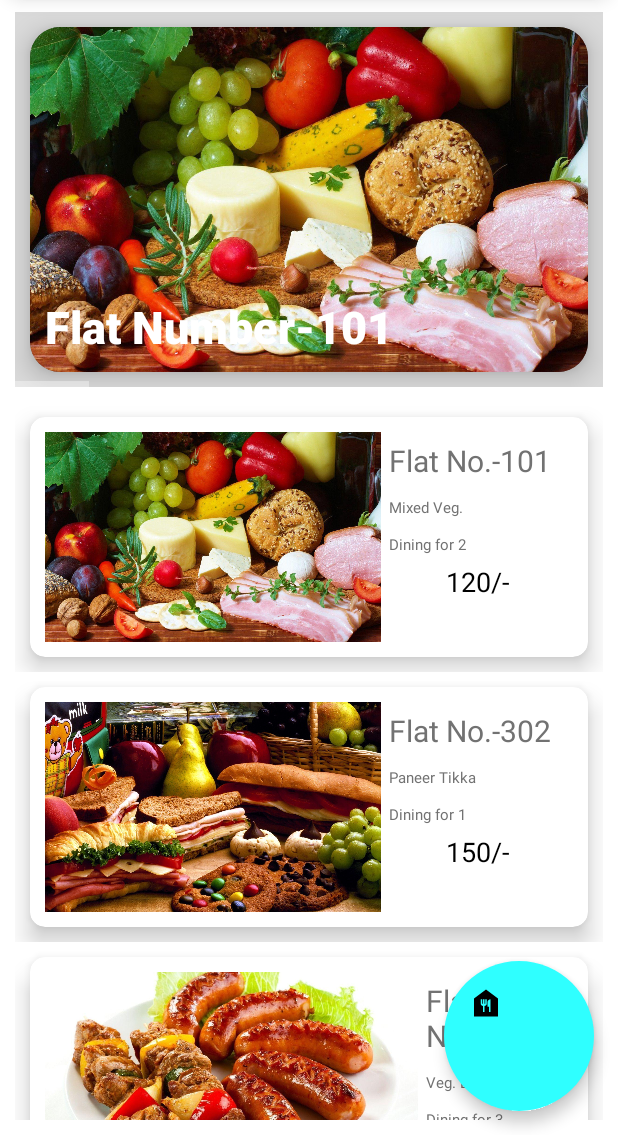
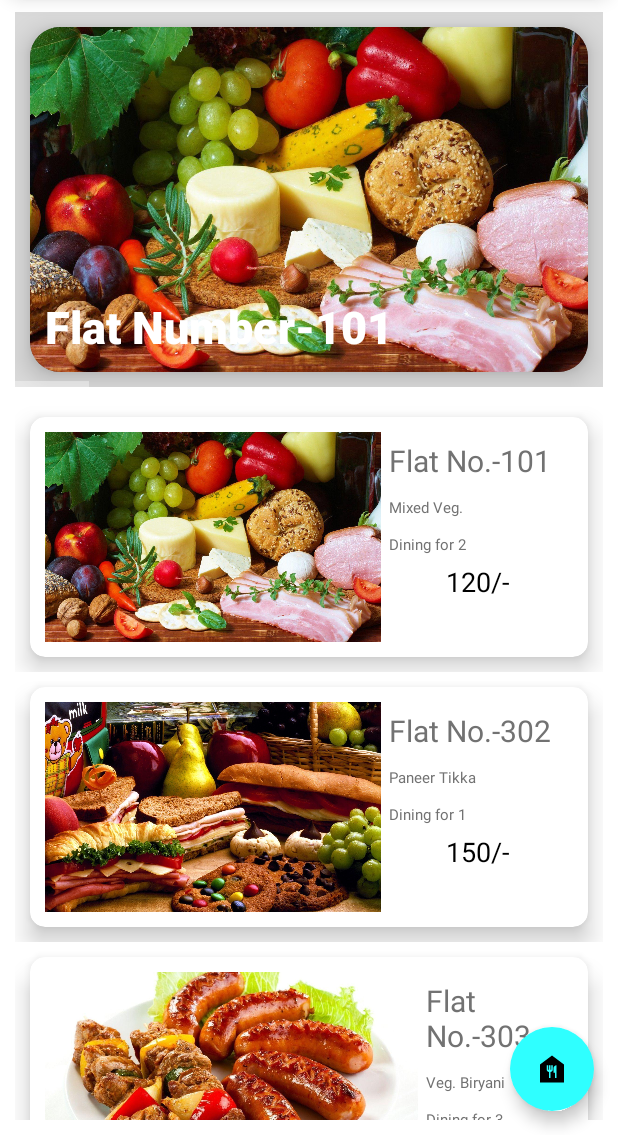
Before and after one commit to DhruvChaurasia9403/haveit, an Android app built with Jetpack Compose: the MainActivity5 screen opened directly, with no data from a screen before it, on a phone screen of 412 x 824 dp, the part 101-1236 px from its top. Run offline under Robolectric (Android 15) with nearby library versions, the phone set to English and light mode, and no system bars; Roboto replaces fonts that are not available here.

Commit message:
ui update

```diff
--- a/app/src/main/res/layout/activity_main5.xml
+++ b/app/src/main/res/layout/activity_main5.xml
@@ -86,8 +86,8 @@
 
     <!-- Floating Action Button -->
     <com.google.android.material.floatingactionbutton.FloatingActionButton
-        android:layout_width="100dp"
-        android:layout_height="100dp"
+        android:layout_width="wrap_content"
+        android:layout_height="wrap_content"
         android:src="@drawable/baseline_food_bank_24"
         app:backgroundTint="#2FFFFF"
         app:borderWidth="0dp"
```
